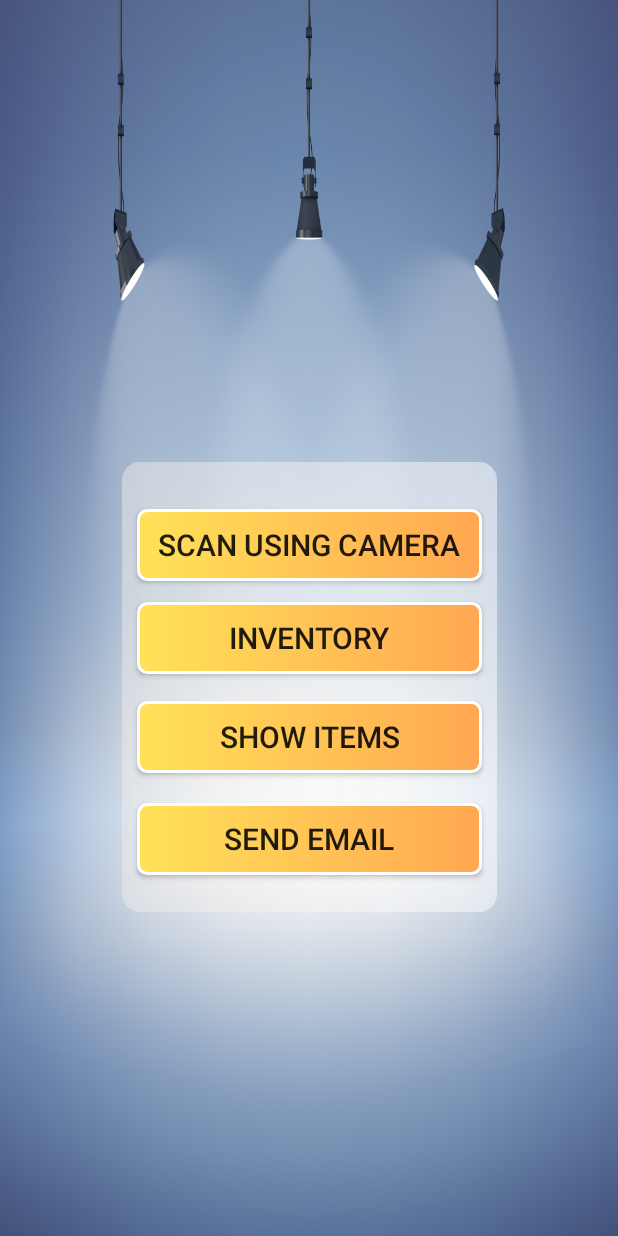
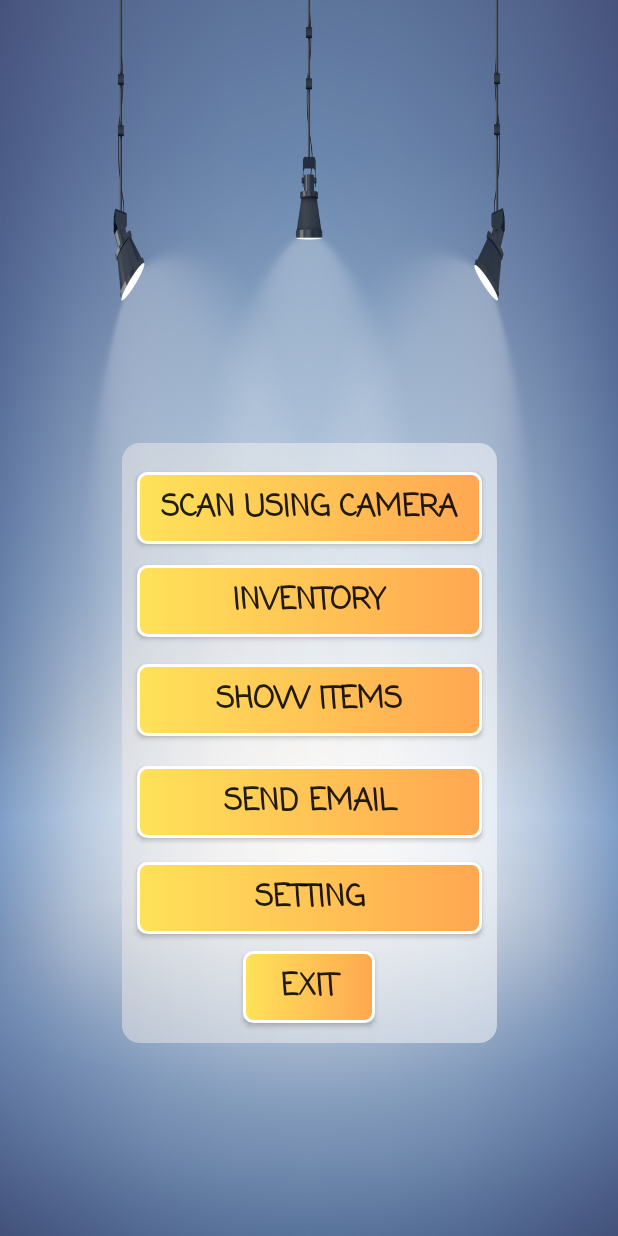
Before and after one commit to ahmadkhedr/Scan, an Android app: the screen it shows after launch (MainActivity), on a phone screen of 412 x 824 dp. Run offline under Robolectric (Android 15) with nearby library versions, the phone set to English and light mode, and no system bars.

Commit message:
"Exit & Setting"

```diff
--- a/app/src/main/res/layout/activity_email.xml
+++ b/app/src/main/res/layout/activity_email.xml
@@ -32,6 +32,7 @@
             android:ems="10"
             android:gravity="center"
             android:hint="example@gmail.com"
+            android:drawableLeft="@drawable/gmail"
             android:inputType="textEmailAddress"
             tools:layout_editor_absoluteX="85dp"
             tools:layout_editor_absoluteY="36dp" />
@@ -63,7 +64,9 @@
                 android:layout_width="wrap_content"
                 android:layout_height="wrap_content"
                 android:layout_weight="1"
+                android:drawableLeft="@drawable/excel"
                 android:text="@string/Excel"
+                android:drawablePadding="15dp"
                 tools:text="@string/Excel" />
 
             <RadioButton
@@ -71,6 +74,8 @@
                 android:layout_width="wrap_content"
                 android:layout_height="wrap_content"
                 android:layout_weight="1"
+                android:drawablePadding="15dp"
+                android:drawableLeft="@drawable/text"
                 android:text="@string/text"
                 tools:text="@string/text" />
         </RadioGroup>
--- a/app/src/main/res/layout/activity_inventory.xml
+++ b/app/src/main/res/layout/activity_inventory.xml
@@ -30,6 +30,7 @@
             android:layout_marginTop="60dp"
             android:background="@drawable/textviewbackground"
             android:drawableLeft="@drawable/barcode"
+            android:fontFamily="casual"
             android:gravity="center"
             android:hint="@string/barcode_info" />
 
@@ -43,6 +44,7 @@
             android:layout_marginTop="23dp"
             android:background="@drawable/textviewbackground"
             android:drawableLeft="@drawable/horizontal"
+            android:fontFamily="casual"
             android:gravity="center"
             android:hint="@string/product_n1ame" />
 
@@ -56,6 +58,7 @@
             android:layout_marginTop="23dp"
             android:background="@drawable/textviewbackground"
             android:drawableLeft="@drawable/quality"
+            android:fontFamily="casual"
             android:gravity="center"
             android:hint="@string/enert_you_quantity"
             android:inputType="number" />
--- a/app/src/main/res/layout/activity_main.xml
+++ b/app/src/main/res/layout/activity_main.xml
@@ -12,7 +12,7 @@
 
         android:id="@+id/relativeLayout4"
         android:layout_width="250dp"
-        android:layout_height="300dp"
+        android:layout_height="400dp"
         android:layout_marginBottom="8dp"
         android:layout_marginEnd="37dp"
         android:layout_marginStart="37dp"
@@ -23,21 +23,39 @@
         app:layout_constraintBottom_toBottomOf="parent"
         app:layout_constraintEnd_toEndOf="parent"
         app:layout_constraintStart_toStartOf="parent"
-        app:layout_constraintTop_toTopOf="parent">
+        app:layout_constraintTop_toTopOf="parent"
+        app:layout_constraintVertical_bias="0.619">
 
+
+        <Button
+            android:id="@+id/SettingButton"
+            android:layout_width="230dp"
+            android:layout_height="wrap_content"
+            android:layout_below="@+id/send"
+            android:layout_centerHorizontal="true"
+            android:layout_marginTop="16dp"
+            android:background="@drawable/button_background"
+            android:fontFamily="casual"
+            android:text="@string/Setting"
+            android:textSize="20sp"
+            android:textStyle="bold"
+            tools:text="@string/Setting" />
 
         <Button
 
             android:id="@+id/scan"
             android:layout_width="230dp"
             android:layout_height="wrap_content"
+            android:layout_alignLeft="@+id/SettingButton"
             android:layout_alignParentTop="true"
-            android:layout_centerHorizontal="true"
-            android:layout_marginTop="31dp"
+            android:layout_alignStart="@+id/SettingButton"
+            android:layout_marginTop="19dp"
             android:background="@drawable/button_background"
+            android:fontFamily="casual"
             android:onClick="can"
             android:text="@string/scan_using_camera"
-            android:textSize="20sp" />
+            android:textSize="20sp"
+            android:textStyle="bold" />
 
         <Button
             android:id="@+id/manual"
@@ -48,9 +66,11 @@
             android:layout_below="@+id/scan"
             android:layout_marginTop="14dp"
             android:background="@drawable/button_background"
+            android:fontFamily="casual"
             android:onClick="invent"
             android:text="@string/inventory"
-            android:textSize="20sp" />
+            android:textSize="20sp"
+            android:textStyle="bold" />
 
         <Button
             android:id="@+id/show"
@@ -61,9 +81,11 @@
             android:layout_below="@+id/manual"
             android:layout_marginTop="18dp"
             android:background="@drawable/button_background"
+            android:fontFamily="casual"
             android:onClick="show"
             android:text="@string/show_items"
-            android:textSize="20sp" />
+            android:textSize="20sp"
+            android:textStyle="bold" />
 
         <Button
             android:id="@+id/send"
@@ -75,9 +97,25 @@
             android:layout_marginTop="20dp"
             android:background="@drawable/button_background"
 
+            android:fontFamily="casual"
             android:onClick="Email"
             android:text="@string/Email"
             android:textSize="20sp"
+            android:textStyle="bold"
             tools:text="@string/Email" />
+
+        <Button
+            android:id="@+id/ExitButton"
+            android:layout_width="wrap_content"
+            android:layout_height="wrap_content"
+            android:layout_below="@+id/SettingButton"
+            android:layout_centerHorizontal="true"
+            android:layout_marginTop="11dp"
+            android:background="@drawable/button_background"
+            android:fontFamily="casual"
+            android:text="@string/Exit"
+            android:textSize="20sp"
+            android:textStyle="bold"
+            android:onClick="Exit"/>
     </RelativeLayout>
 </android.support.constraint.ConstraintLayout>
--- a/app/src/main/res/layout/activity_view_code.xml
+++ b/app/src/main/res/layout/activity_view_code.xml
@@ -32,6 +32,7 @@
             android:layout_marginTop="43dp"
             android:background="@drawable/textviewbackground"
             android:drawableLeft="@drawable/barcode"
+            android:fontFamily="casual"
             android:gravity="center"
             android:hint="@string/barcode_info" />
 
@@ -46,6 +47,7 @@
             android:layout_marginTop="29dp"
             android:background="@drawable/textviewbackground"
             android:drawableLeft="@drawable/horizontal"
+            android:fontFamily="casual"
             android:gravity="center"
             android:hint="@string/product_n1ame" />
 
@@ -60,6 +62,7 @@
             android:layout_marginTop="23dp"
             android:background="@drawable/textviewbackground"
             android:drawableLeft="@drawable/quality"
+            android:fontFamily="casual"
             android:gravity="center"
             android:hint="@string/enert_you_quantity"
             android:inputType="number" />
--- a/app/src/main/res/values/strings.xml
+++ b/app/src/main/res/values/strings.xml
@@ -10,13 +10,15 @@
     <string name="cancel">Cancel</string>
     <string name="show_items">Show Items</string>
     <string name="Email">Send Email</string>
-    <string name="Excel">Excel</string>
-    <string name="text">Text</string>
+    <string name="Excel">Excel (.vcs)</string>
+    <string name="text">Text (.txt)</string>
     <string name="dialog_fire_missiles">Plz Check Internet Conncetion </string>
     <string name="Alertfaild">No Internet </string>
     <string name="OK">OK</string>
     <string name="SaveandScan">Save / Scan</string>
     <string name="quantity">Quantity:</string>
+    <string name="Setting">SETTING</string>
+    <string name="Exit">Exit</string>
     <string name="title_activity_inventory">Inventory</string>
     <string name="inventory">Inventory</string>
 </resources>
```
Also changed, not shown: app/src/main/AndroidManifest.xml (+8 -5 lines), app/src/main/java/kedr/emam/ahmad/scan/Email.java (+9 -2 lines), app/src/main/java/kedr/emam/ahmad/scan/MainActivity.java (+40 -0 lines), app/src/main/java/kedr/emam/ahmad/scan/Setting.java (added, +13 -0 lines), app/src/main/res/layout/activity_setting.xml (added, +10 -0 lines), app/src/main/res/drawable/excel.png (added), app/src/main/res/drawable/gmail.png (added), app/src/main/res/drawable/text.png (added).
